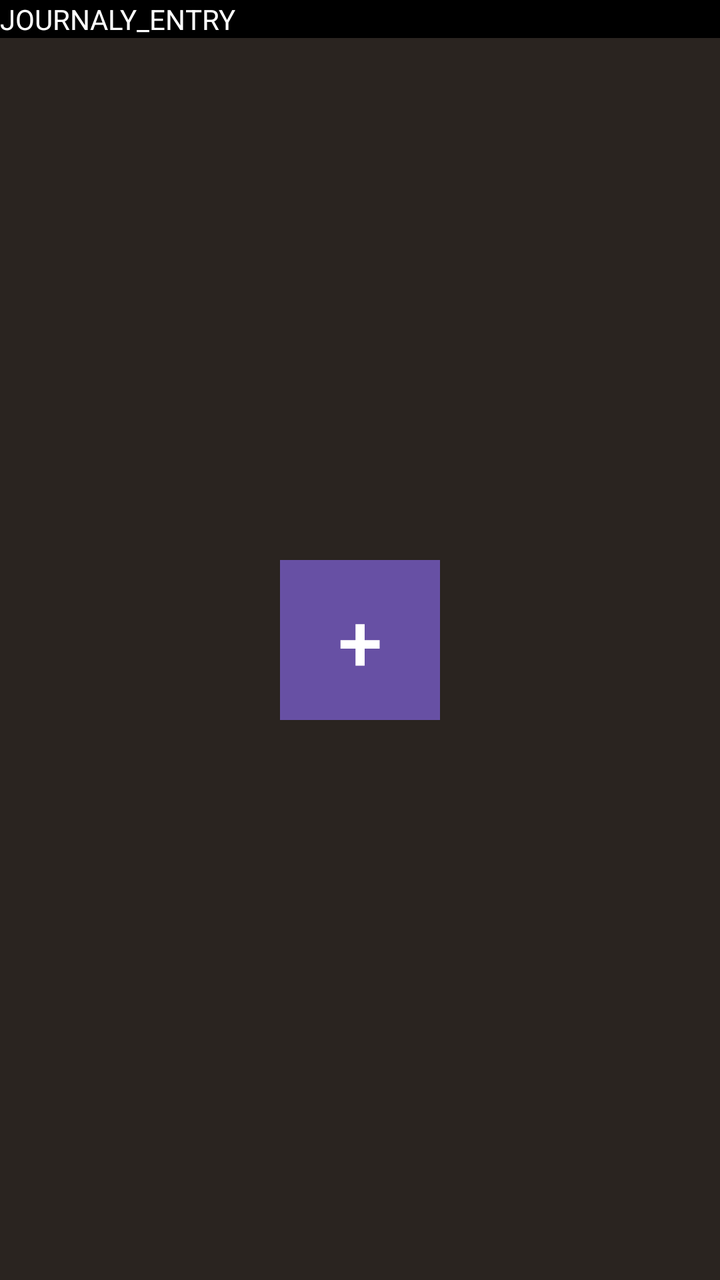
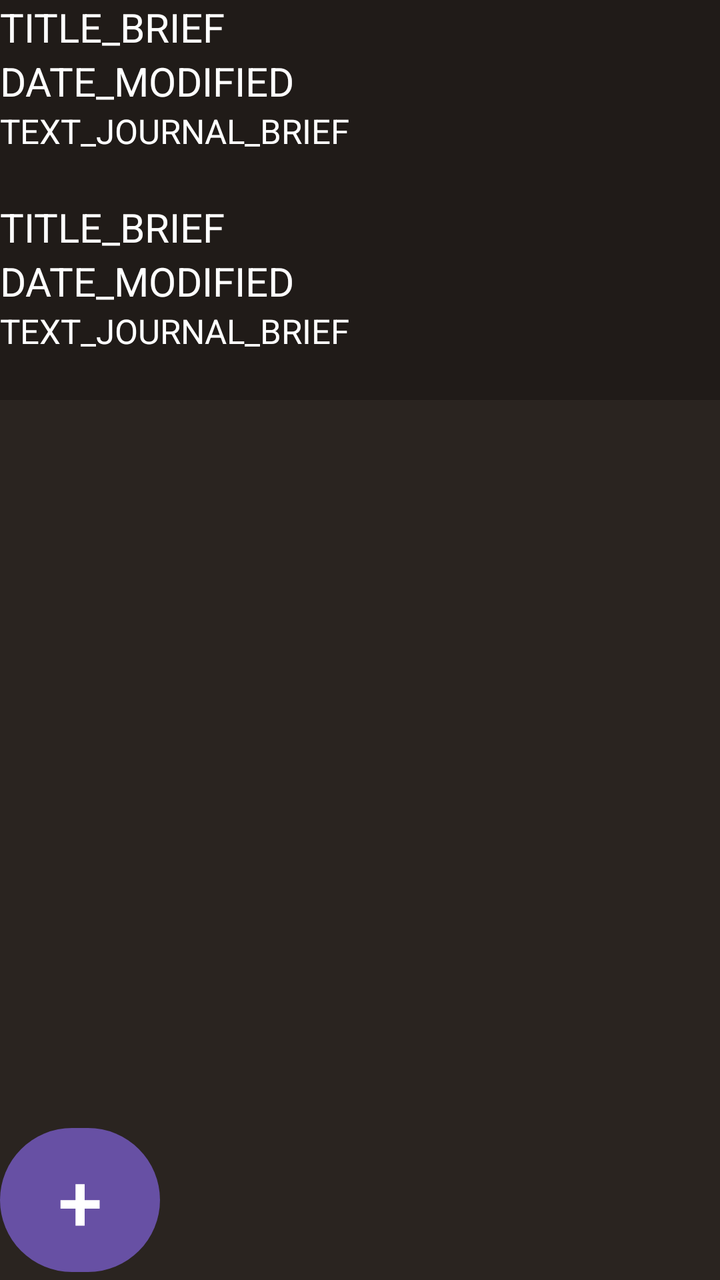

Two renders of the same Android screen: before a commit and after it. Below are the layout's source before the change and the commit's diff.
<!-- AndroidManifest.xml: application theme Theme.Riova -->
<!-- res/layout/journal.xml -->
<?xml version="1.0" encoding="utf-8"?>
<androidx.coordinatorlayout.widget.CoordinatorLayout xmlns:android="http://schemas.android.com/apk/res/android"
    xmlns:tools="http://schemas.android.com/tools"
    xmlns:app="http://schemas.android.com/apk/res-auto"
    android:id="@+id/fragment_journal"
    android:layout_width="match_parent"
    android:layout_height="match_parent"
    android:fitsSystemWindows="true"
    android:background="@color/navigation_back"
    tools:context=".Journal">

    
    <Button
        android:id="@+id/button_addJournal"
        android:layout_gravity="center"
        android:layout_width="80dp"
        android:layout_height="80dp"
        android:text="@string/plus"
        android:textSize="40sp"
        android:background="@color/black"
        app:layout_anchor="parent"/>
    <ScrollView
        android:layout_width="match_parent"
        android:layout_height="match_parent">
        <FrameLayout
            android:layout_width="match_parent"
            android:layout_height="200dp"
            android:background="@color/black">
            <TextView
                android:layout_width="match_parent"
                android:layout_height="match_parent"
                android:text="@string/journaly_entry"
                android:textColor="@color/white"/>

        </FrameLayout>

    </ScrollView>
    

</androidx.coordinatorlayout.widget.CoordinatorLayout>
<!-- resources referenced by this layout -->
<resources>
  <color name="black">#FF000000</color>
  <color name="navigation_back">#2A2420</color>
  <color name="white">#FFFFFFFF</color>
  <string name="journaly_entry">JOURNALY_ENTRY</string>
  <string name="plus">+</string>
  <style name="Theme.Riova" parent="Base.Theme.Riova" />
  <style name="Base.Theme.Riova" parent="Theme.Material3.DayNight.NoActionBar">
          
          
      </style>
</resources>

<!-- the commit's change to res/layout/journal.xml (unified diff, before → after) -->
@@ -10,31 +10,83 @@
     tools:context=".Journal">
 
     
+    <ScrollView
+        android:layout_width="match_parent"
+        android:layout_height="match_parent">
+        <LinearLayout
+            android:layout_width="match_parent"
+            android:layout_height="wrap_content"
+            android:orientation="vertical"
+            android:background="@null">
+
+            <LinearLayout
+                android:layout_width="match_parent"
+                android:layout_height="100dp"
+                android:background="@color/journalPreview_back"
+                android:text="@string/journaly_entry"
+                android:orientation="vertical"
+                android:textColor="@color/white">
+                <TextView
+                    android:layout_height="wrap_content"
+                    android:layout_width="match_parent"
+                    android:text="TITLE_BRIEF"
+                    android:textSize="20sp"
+                    android:textColor="@color/white"/>
+                <TextView
+                    android:layout_height="wrap_content"
+                    android:layout_width="match_parent"
+                    android:text="DATE_MODIFIED"
+                    android:textSize="20sp"
+                    android:textColor="@color/white"/>
+                <TextView
+                    android:layout_width="match_parent"
+                    android:layout_height="wrap_content"
+                    android:text="TEXT_JOURNAL_BRIEF"
+                    android:textColor="@color/white"
+                    android:textSize="17sp"/>
+            </LinearLayout>
+
+            <LinearLayout
+                android:layout_width="match_parent"
+                android:layout_height="100dp"
+                android:background="@color/journalPreview_back"
+                android:text="@string/journaly_entry"
+                android:orientation="vertical"
+                android:textColor="@color/white">
+                <TextView
+                    android:layout_height="wrap_content"
+                    android:layout_width="match_parent"
+                    android:text="TITLE_BRIEF"
+                    android:textSize="20sp"
+                    android:textColor="@color/white"/>
+                <TextView
+                    android:layout_height="wrap_content"
+                    android:layout_width="match_parent"
+                    android:text="DATE_MODIFIED"
+                    android:textSize="20sp"
+                    android:textColor="@color/white"/>
+                <TextView
+                    android:layout_width="match_parent"
+                    android:layout_height="wrap_content"
+                    android:text="TEXT_JOURNAL_BRIEF"
+                    android:textColor="@color/white"
+                    android:textSize="17sp"/>
+            </LinearLayout>
+
+
+        </LinearLayout>
+
+    </ScrollView>
+
     <Button
         android:id="@+id/button_addJournal"
-        android:layout_gravity="center"
+        android:layout_gravity="bottom"
+        android:gravity="center"
         android:layout_width="80dp"
         android:layout_height="80dp"
         android:text="@string/plus"
         android:textSize="40sp"
-        android:background="@color/black"
-        app:layout_anchor="parent"/>
-    <ScrollView
-        android:layout_width="match_parent"
-        android:layout_height="match_parent">
-        <FrameLayout
-            android:layout_width="match_parent"
-            android:layout_height="200dp"
-            android:background="@color/black">
-            <TextView
-                android:layout_width="match_parent"
-                android:layout_height="match_parent"
-                android:text="@string/journaly_entry"
-                android:textColor="@color/white"/>
-
-        </FrameLayout>
-
-    </ScrollView>
+        style="@style/Journal_Dashboard"/>
     
 
 </androidx.coordinatorlayout.widget.CoordinatorLayout>
<!-- resource entries referenced after the edit -->
@@ -1,10 +1,15 @@
 <!-- resources referenced by this layout -->
 <resources>
-  <color name="black">#FF000000</color>
+  <color name="journalPreview_back">#40000000</color>
   <color name="navigation_back">#2A2420</color>
   <color name="white">#FFFFFFFF</color>
   <string name="journaly_entry">JOURNALY_ENTRY</string>
   <string name="plus">+</string>
+  <style name="Journal_Dashboard">
+          <item name="android:layout_width">wrap_content</item>
+          <item name="android:layout_height">wrap_content</item>
+          <item name="android:layout_marginTop">16dp</item>
+      </style>
   <style name="Theme.Riova" parent="Base.Theme.Riova" />
   <style name="Base.Theme.Riova" parent="Theme.Material3.DayNight.NoActionBar">
           
